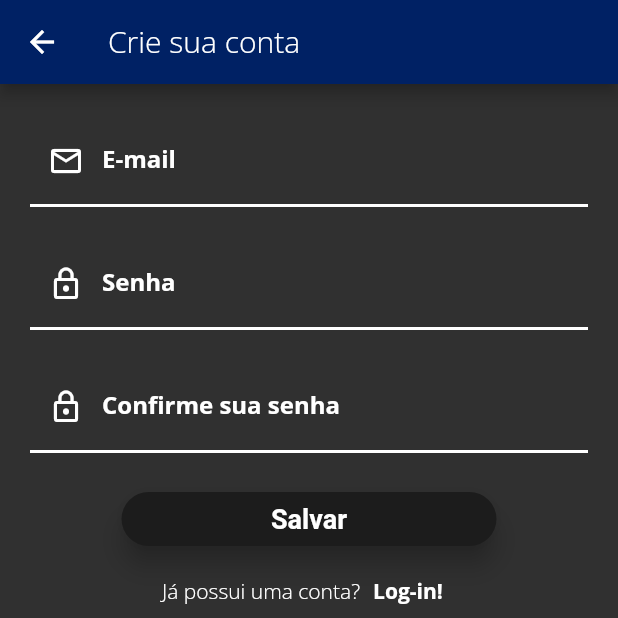
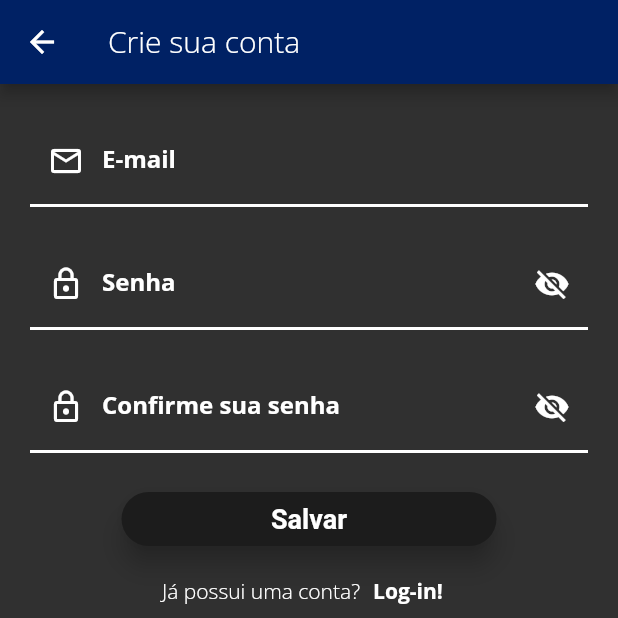
Before and after one commit to VictorGRamos/Grupo_Ferroeste, a Flutter app: the screen it shows after launch, after a tap on "Crie sua conta!", on a phone screen of 412 x 824 dp, the top half of it. Run offline on Flutter 3.47's test engine with Material 2 defaults, Android fonts, the phone set to English and light mode, and no system bars; our stand-ins replace logger, sqflite; missing offline and left inert: http_interceptor; accounts and stored records are empty.

Commit message:
Boas práticas e ajustes de design

```diff
--- /dev/null
+++ b/lib/components/sections/text_form_login.dart
@@ -0,0 +1,89 @@
+import 'package:flutter/material.dart';
+import '../../helpers/regex_validation.dart';
+
+class TextFormLogin extends StatefulWidget {
+  const TextFormLogin(
+      {super.key,
+      required this.labelText,
+      required this.isPassword,
+      required this.formIcon,
+      required this.iconColor,
+      required this.borderColor,
+      required this.textColor});
+
+    final String labelText;
+    final bool isPassword;
+    final IconData formIcon;
+    final Color iconColor;
+    final Color borderColor;
+    final Color textColor;
+
+  @override
+  State<TextFormLogin> createState() => _TextFormLoginState();
+}
+
+class _TextFormLoginState extends State<TextFormLogin> {
+
+  bool _passwordVisible = false;
+
+  @override
+  Widget build(BuildContext context) {
+    return widget.isPassword ?//operador ternario, se for campo de texto pra senha obscuretext é true e o botao de sufixo do olho para visualização é ativado
+    Padding(
+      padding: const EdgeInsets.only(left: 20.0, right: 20.0, top: 20),
+      child: TextFormField(
+        obscureText: !_passwordVisible,
+        decoration: InputDecoration(
+          enabledBorder: UnderlineInputBorder(
+            borderSide: BorderSide(
+                width: 2, color: widget.borderColor),
+          ),
+          labelText: widget.labelText,
+          prefixIconColor: widget.iconColor,
+          suffixIconColor: widget.iconColor,
+          prefixIcon: Icon(widget.formIcon),
+          suffixIcon: IconButton(
+            icon: Icon(
+              // Based on passwordVisible state choose the icon
+               _passwordVisible
+               ? Icons.visibility
+               : Icons.visibility_off,
+               ),
+            onPressed: () {
+               // Update the state i.e. toogle the state of passwordVisible variable
+               setState(() {
+                   _passwordVisible = !_passwordVisible;
+               });
+             },
+            ),
+          labelStyle: TextStyle(
+              color: widget.textColor,
+              fontWeight: FontWeight.w600),
+        ),
+
+      ),
+    )
+    : //se for para email, retira o obscure text e adiciona o validador de email
+    Padding(
+      padding: const EdgeInsets.only(left: 20.0, right: 20.0, top: 20),
+      child: TextFormField(
+        obscureText: false,
+        decoration: InputDecoration(
+          enabledBorder: UnderlineInputBorder(
+            borderSide: BorderSide(
+                width: 2, color: widget.borderColor),
+          ),
+          labelText: widget.labelText,
+          prefixIconColor: widget.iconColor,
+          prefixIcon: Icon(widget.formIcon),
+          labelStyle: TextStyle(
+              color: widget.textColor,
+              fontWeight: FontWeight.w600),
+        ),
+        validator: (value) {
+          return emailValidation(value);
+        },
+      ),
+    );
+  }
+}
--- a/lib/screens/create_account.dart
+++ b/lib/screens/create_account.dart
@@ -1,4 +1,5 @@
 import 'package:flutter/material.dart';
+import 'package:grupo_ferroeste/components/sections/text_form_login.dart';
 import 'package:grupo_ferroeste/helpers/regex_validation.dart';
 import 'package:grupo_ferroeste/themes/theme_colors.dart';
 
@@ -8,64 +9,35 @@ class CreateAccount extends StatelessWidget {
   @override
   Widget build(BuildContext context) {
     return Scaffold(
-      appBar: AppBar(title: const Text('Crie sua conta'), backgroundColor: MainThemeColors.primaryColor,),
+      appBar: AppBar(
+        title: const Text('Crie sua conta'),
+        backgroundColor: MainThemeColors.primaryColor,
+      ),
       body: SingleChildScrollView(
         child: Column(
           mainAxisAlignment: MainAxisAlignment.center,
           children: [
-            Padding(
-                    padding:
-                        const EdgeInsets.only(left: 20.0, right: 20.0, top: 20),
-                    child: TextFormField(
-                      decoration: const InputDecoration(
-                        enabledBorder: UnderlineInputBorder(
-                          borderSide: BorderSide(width: 2, color: MainThemeColors.loginFormsBorderColor),
-                        ),
+            const TextFormLogin(
                 labelText: 'E-mail',
-                        prefixIconColor: MainThemeColors.loginFormsIconsColor,
-                        prefixIcon: Icon(Icons.email_outlined),
-                        labelStyle: TextStyle(
-                            color: MainThemeColors.loginFormsTextsColor, fontWeight: FontWeight.w600),
-                      ),
-                      validator: (value) {
-                        return emailValidation(value);
-                      },
-                    ),
-                  ),
-            Padding(
-                    padding:
-                        const EdgeInsets.only(left: 20.0, right: 20.0, top: 20),
-                    child: TextFormField(
-                      obscureText: true,
-                      decoration: const InputDecoration(
-                          enabledBorder: UnderlineInputBorder(
-                              borderSide:
-                                  BorderSide(width: 2, color: MainThemeColors.loginFormsBorderColor)),
+                isPassword: false,
+                formIcon: Icons.email_outlined,
+                iconColor: MainThemeColors.loginFormsIconsColor,
+                borderColor: MainThemeColors.loginFormsBorderColor,
+                textColor: MainThemeColors.loginFormsTextsColor),
+            const TextFormLogin(
                 labelText: 'Senha',
-                          prefixIconColor: MainThemeColors.loginFormsIconsColor,
-                          prefixIcon: Icon(Icons.lock_outline),
-                          labelStyle: TextStyle(
-                              color: MainThemeColors.loginFormsTextsColor,
-                              fontWeight: FontWeight.w600)),
-                    ),
-                  ),
-            Padding(
-                    padding:
-                        const EdgeInsets.only(left: 20.0, right: 20.0, top: 20),
-                    child: TextFormField(
-                      obscureText: true,
-                      decoration: const InputDecoration(
-                          enabledBorder: UnderlineInputBorder(
-                              borderSide:
-                                  BorderSide(width: 2, color: MainThemeColors.loginFormsBorderColor)),
+                isPassword: true,
+                formIcon: Icons.lock_outline,
+                iconColor: MainThemeColors.loginFormsIconsColor,
+                borderColor: MainThemeColors.loginFormsBorderColor,
+                textColor: MainThemeColors.loginFormsTextsColor),
+            const TextFormLogin(
                 labelText: 'Confirme sua senha',
-                          prefixIconColor: MainThemeColors.loginFormsIconsColor,
-                          prefixIcon: Icon(Icons.lock_outline),
-                          labelStyle: TextStyle(
-                              color: MainThemeColors.loginFormsTextsColor,
-                              fontWeight: FontWeight.w600)),
-                    ),
-                  ),
+                isPassword: true,
+                formIcon: Icons.lock_outline,
+                iconColor: MainThemeColors.loginFormsIconsColor,
+                borderColor: MainThemeColors.loginFormsBorderColor,
+                textColor: MainThemeColors.loginFormsTextsColor),
             Padding(
               padding: const EdgeInsets.only(top: 20.0),
               child: ElevatedButton(
@@ -74,8 +46,7 @@ class CreateAccount extends StatelessWidget {
                     elevation: 7,
                     shape: const StadiumBorder(),
                     fixedSize: const Size(250, 30),
-                      backgroundColor:
-                          MainThemeColors.loginButtonBackgroundColor,
+                    backgroundColor: MainThemeColors.loginButtonBackgroundColor,
                     textStyle: const TextStyle(
                         fontWeight: FontWeight.w600, fontSize: 18)),
                 child: const Text('Salvar'),
@@ -92,7 +63,8 @@ class CreateAccount extends StatelessWidget {
                   child: const Text(
                     'Log-in!',
                     style: TextStyle(
-                          color: MainThemeColors.loginCreateAccountTextColor, fontWeight: FontWeight.bold),
+                        color: MainThemeColors.loginCreateAccountTextColor,
+                        fontWeight: FontWeight.bold),
                   ),
                 ),
               ],
--- a/lib/screens/login.dart
+++ b/lib/screens/login.dart
@@ -1,4 +1,5 @@
 import 'package:flutter/material.dart';
+import 'package:grupo_ferroeste/components/sections/text_form_login.dart';
 import 'package:grupo_ferroeste/helpers/regex_validation.dart';
 import 'package:grupo_ferroeste/themes/theme_colors.dart';
 import 'create_account.dart';
@@ -23,46 +24,25 @@ class Login extends StatelessWidget {
               ),
               Form(
                 autovalidateMode: AutovalidateMode.onUserInteraction,
-                  child: Column(
-                children: [
-                  Padding(
-                    padding:
-                        const EdgeInsets.only(left: 20.0, right: 20.0, top: 20),
-                    child: TextFormField(
-                      decoration: const InputDecoration(
-                        enabledBorder: UnderlineInputBorder(
-                          borderSide: BorderSide(width: 2, color: MainThemeColors.loginFormsBorderColor),
-                        ),
+                child: Column(
+                  children: const [
+                    TextFormLogin(
                         labelText: 'E-mail',
-                        prefixIconColor: MainThemeColors.loginFormsIconsColor,
-                        prefixIcon: Icon(Icons.email_outlined),
-                        labelStyle: TextStyle(
-                            color: MainThemeColors.loginFormsTextsColor, fontWeight: FontWeight.w600),
-                      ),
-                      validator: (value) {
-                        return emailValidation(value);
-                      },
-                    ),
-                  ),
-                  Padding(
-                    padding:
-                        const EdgeInsets.only(left: 20.0, right: 20.0, top: 20),
-                    child: TextFormField(
-                      obscureText: true,
-                      decoration: const InputDecoration(
-                          enabledBorder: UnderlineInputBorder(
-                              borderSide:
-                                  BorderSide(width: 2, color: MainThemeColors.loginFormsBorderColor)),
-                          labelText: 'Senha',
-                          prefixIconColor: MainThemeColors.loginFormsIconsColor,
-                          prefixIcon: Icon(Icons.lock_outline),
-                          labelStyle: TextStyle(
-                              color: MainThemeColors.loginFormsTextsColor,
-                              fontWeight: FontWeight.w600)),
-                    ),
-                  ),
-                ],
-              )),
+                        isPassword: false,
+                        formIcon: Icons.email_outlined,
+                        iconColor: MainThemeColors.loginFormsIconsColor,
+                        borderColor: MainThemeColors.loginFormsBorderColor,
+                        textColor: MainThemeColors.loginFormsTextsColor),
+                    TextFormLogin(
+                        labelText: 'Senha',
+                        isPassword: true,
+                        formIcon: Icons.lock_outline,
+                        iconColor: MainThemeColors.loginFormsIconsColor,
+                        borderColor: MainThemeColors.loginFormsBorderColor,
+                        textColor: MainThemeColors.loginFormsTextsColor),
+                  ],
+                ),
+              ),
               Row(
                 mainAxisAlignment: MainAxisAlignment.end,
                 children: [
@@ -102,12 +82,16 @@ class Login extends StatelessWidget {
                   const Text('Não é cadastrado?'),
                   TextButton(
                     onPressed: () {
-                      Navigator.push(context, MaterialPageRoute(builder: (context) => const CreateAccount()));
+                      Navigator.push(
+                          context,
+                          MaterialPageRoute(
+                              builder: (context) => const CreateAccount()));
                     },
                     child: const Text(
                       'Crie sua conta!',
                       style: TextStyle(
-                          color: MainThemeColors.loginCreateAccountTextColor, fontWeight: FontWeight.bold),
+                          color: MainThemeColors.loginCreateAccountTextColor,
+                          fontWeight: FontWeight.bold),
                     ),
                   ),
                 ],
```
Lines whose indentation alone changed are shown as unchanged.
